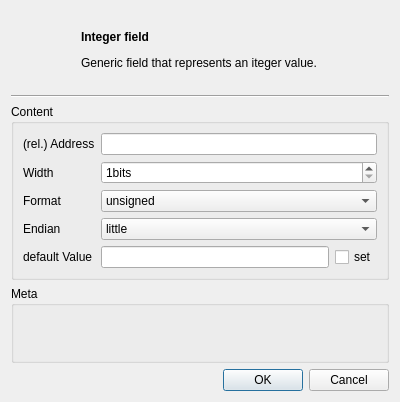
First picture: the form in src/integerfielddialog.ui, repository dmr-tools/anytone-emu, before the edit.
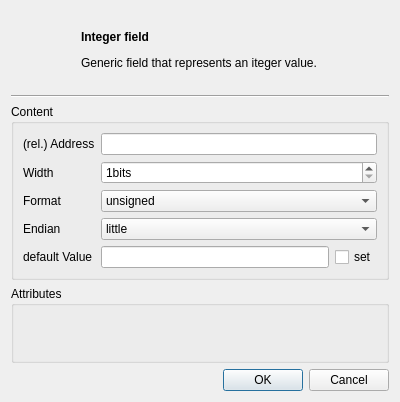
Second picture: the form after the edit. Custom widgets are drawn as their Qt base class.

The edit to the form file:
```diff
--- a/src/integerfielddialog.ui
+++ b/src/integerfielddialog.ui
@@ -165,7 +165,7 @@
    <item>
     <widget class="QGroupBox" name="groupBox_2">
      <property name="title">
-      <string>Meta</string>
+      <string>Attributes</string>
      </property>
      <layout class="QVBoxLayout" name="verticalLayout">
       <property name="spacing">
```
